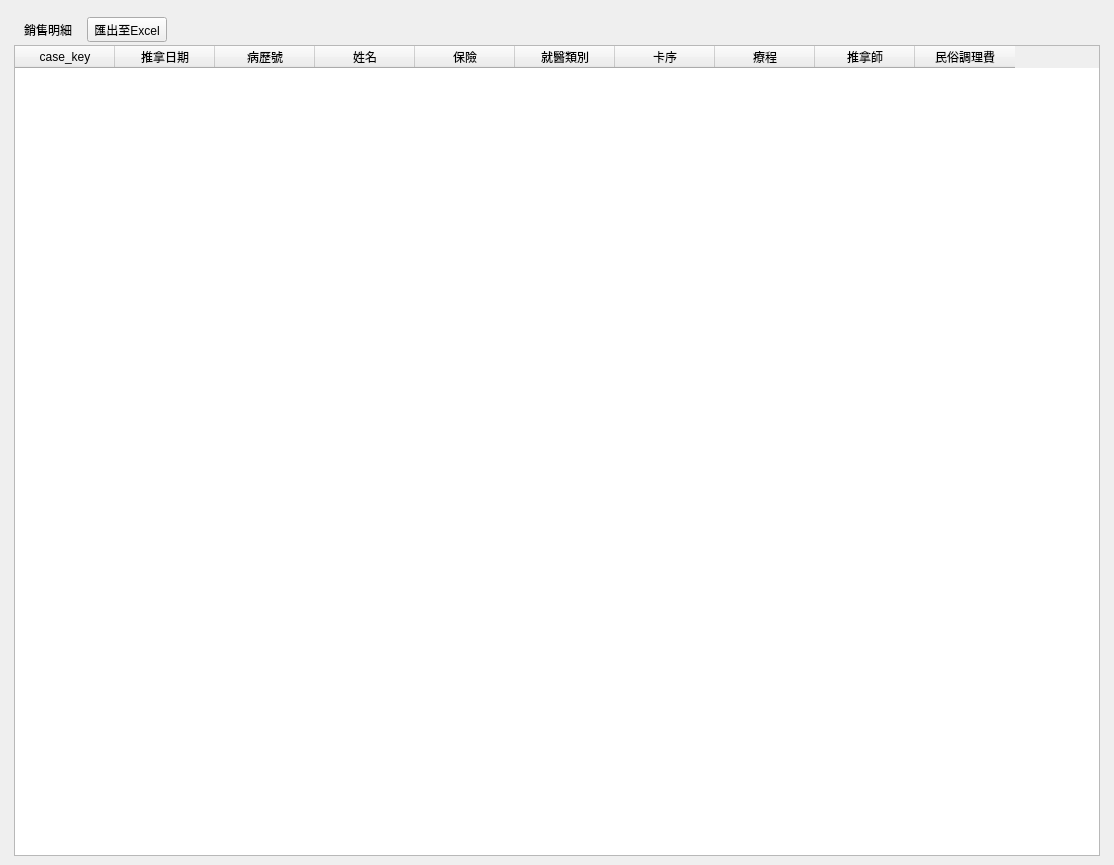
Qt form ui/statistics_massager_list.ui (picacat/pymedical) before a commit.
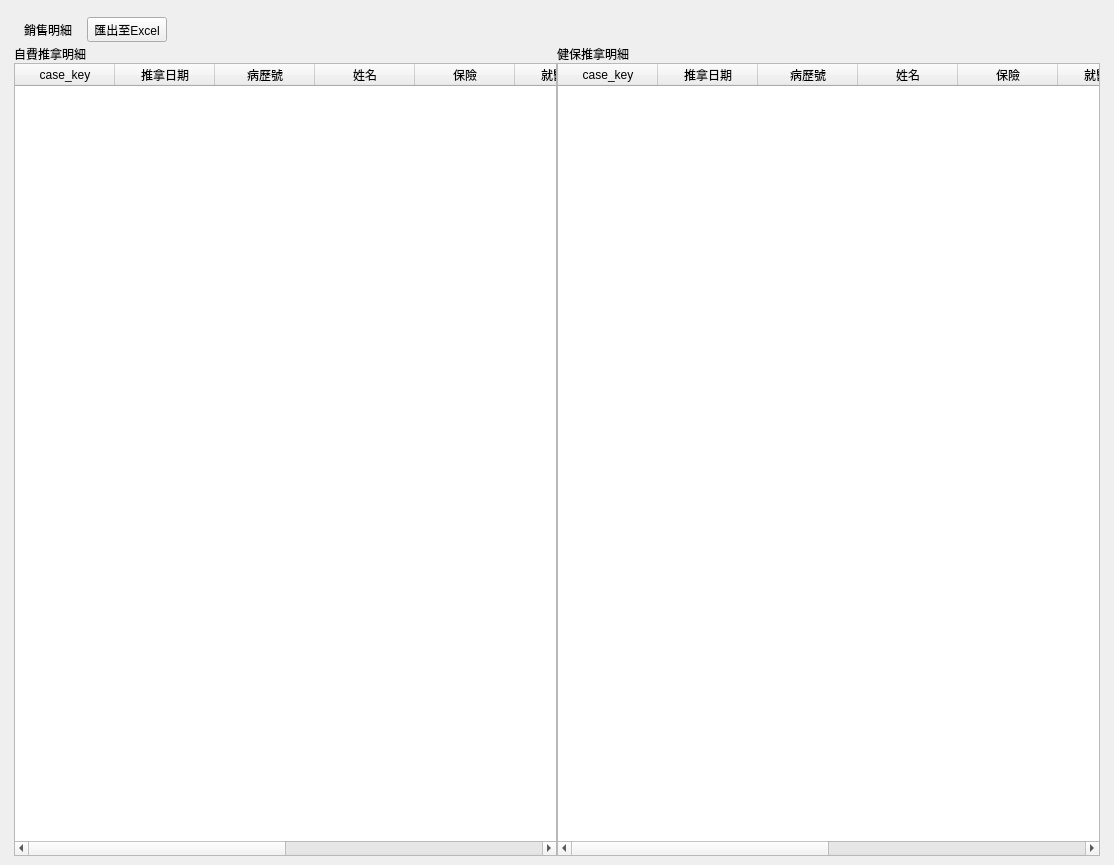
The same form after that commit. Icons and pictures are not drawn.

```diff
--- a/ui/statistics_massager_list.ui
+++ b/ui/statistics_massager_list.ui
@@ -86,6 +86,17 @@
              </layout>
             </item>
             <item>
+             <layout class="QHBoxLayout" name="horizontalLayout_2">
+              <item>
+               <layout class="QVBoxLayout" name="verticalLayout_2">
+                <item>
+                 <widget class="QLabel" name="label">
+                  <property name="text">
+                   <string>自費推拿明細</string>
+                  </property>
+                 </widget>
+                </item>
+                <item>
              <widget class="QTableWidget" name="tableWidget_massager_list">
               <property name="editTriggers">
                <set>QAbstractItemView::NoEditTriggers</set>
@@ -147,6 +158,84 @@
                </property>
               </column>
              </widget>
+                </item>
+               </layout>
+              </item>
+              <item>
+               <layout class="QVBoxLayout" name="verticalLayout_4">
+                <item>
+                 <widget class="QLabel" name="label_3">
+                  <property name="text">
+                   <string>健保推拿明細</string>
+                  </property>
+                 </widget>
+                </item>
+                <item>
+                 <widget class="QTableWidget" name="tableWidget_massager_ins_list">
+                  <property name="editTriggers">
+                   <set>QAbstractItemView::NoEditTriggers</set>
+                  </property>
+                  <property name="selectionMode">
+                   <enum>QAbstractItemView::SingleSelection</enum>
+                  </property>
+                  <property name="selectionBehavior">
+                   <enum>QAbstractItemView::SelectRows</enum>
+                  </property>
+                  <column>
+                   <property name="text">
+                    <string>case_key</string>
+                   </property>
+                  </column>
+                  <column>
+                   <property name="text">
+                    <string>推拿日期</string>
+                   </property>
+                  </column>
+                  <column>
+                   <property name="text">
+                    <string>病歷號</string>
+                   </property>
+                  </column>
+                  <column>
+                   <property name="text">
+                    <string>姓名</string>
+                   </property>
+                  </column>
+                  <column>
+                   <property name="text">
+                    <string>保險</string>
+                   </property>
+                  </column>
+                  <column>
+                   <property name="text">
+                    <string>就醫類別</string>
+                   </property>
+                  </column>
+                  <column>
+                   <property name="text">
+                    <string>卡序</string>
+                   </property>
+                  </column>
+                  <column>
+                   <property name="text">
+                    <string>療程</string>
+                   </property>
+                  </column>
+                  <column>
+                   <property name="text">
+                    <string>推拿師</string>
+                   </property>
+                  </column>
+                  <column>
+                   <property name="text">
+                    <string>民俗調理費</string>
+                   </property>
+                  </column>
+                 </widget>
+                </item>
+               </layout>
+              </item>
+             </layout>
             </item>
            </layout>
           </item>
```
Lines whose indentation alone changed are shown as unchanged.
